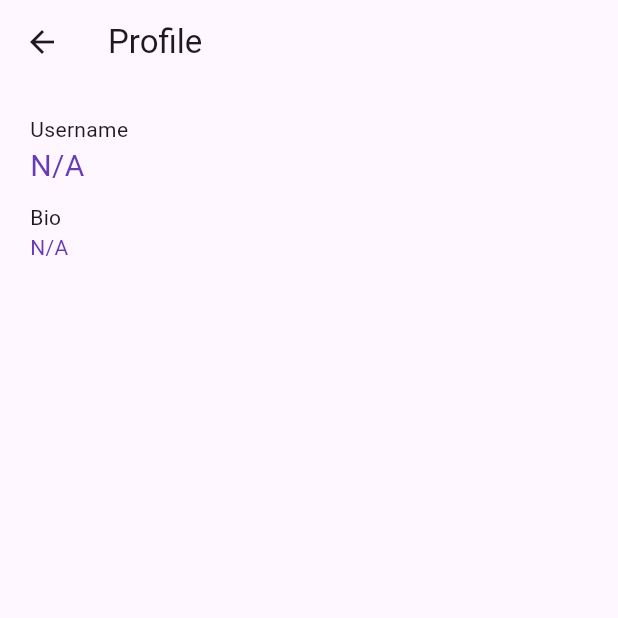
After one commit to doldamul/gdsc_realworld_app, a Flutter app: the ProfilePage screen opened directly, on a phone screen of 412 x 824 dp, the top half of it. The commit adds this screen. Run offline on Flutter 3.47's test engine with Material 3 defaults, Android fonts, the phone set to English and light mode, and no system bars; our stand-ins replace dio, equatable, flutter_bloc, flutter_secure_storage, go_router; accounts and stored records are empty.

Commit message:
Add UI of profile page.

```diff
--- /dev/null
+++ b/lib/pages/profile/profile_page.dart
@@ -0,0 +1,45 @@
+import 'package:flutter/material.dart';
+
+class ProfilePage extends StatelessWidget {
+  final String name;
+  final String bio;
+
+  ProfilePage({
+    super.key,
+    this.name = 'N/A',
+    this.bio = 'N/A',
+  });
+
+  @override
+  Widget build(BuildContext context) {
+    return Scaffold(
+      appBar: AppBar(
+        title: const Text('Profile'),
+      ),
+      body: Padding(
+        padding: EdgeInsets.all(20),
+        child: Column(
+          crossAxisAlignment: CrossAxisAlignment.start,
+          children: [
+            const Text('Username'),
+            Text(
+              style: TextStyle(
+                color: Colors.deepPurple,
+                fontSize: 20,
+              ),
+              name,
+            ),
+            SizedBox(height: 10),
+            const Text('Bio'),
+            Text(
+              style: TextStyle(
+                color: Colors.deepPurple,
+              ),
+              bio,
+            ),
+          ],
+        ),
+      ),
+    );
+  }
+}
--- a/lib/pages/realworld_router.dart
+++ b/lib/pages/realworld_router.dart
@@ -4,6 +4,7 @@ import 'package:realworld_app/pages/home/home_page.dart';
 import 'package:realworld_app/pages/article/article_page.dart';
 import 'package:realworld_app/pages/sign_up/sign_up_page.dart';
 import 'package:realworld_app/pages/sign_in/sign_in_page.dart';
+import 'package:realworld_app/pages/profile/profile_page.dart';
 
 class RealWorldRouter extends StatefulWidget {
   const RealWorldRouter({super.key});
@@ -24,6 +25,7 @@ class _RealWorldRouterState extends State<RealWorldRouter> {
       routes: [
         GoRoute(
           path: '/',
+          // builder: (context, state) => ProfilePage(),
           // builder: (context, state) => SignUpPage(),
           // builder: (context, state) => SignInPage(),
           // builder: (context, state) => ArticlePage(),
```
